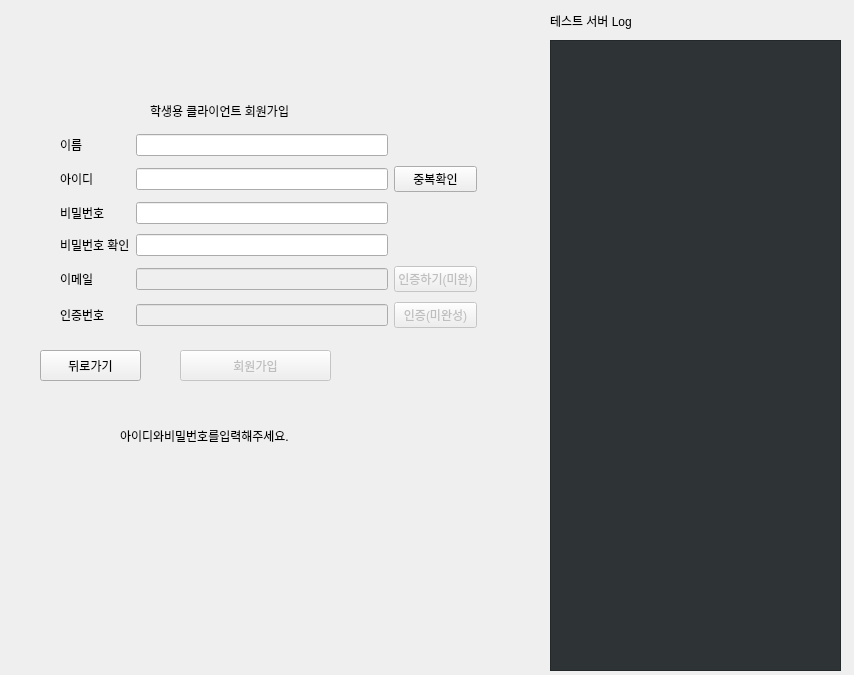
The window that untitled.ui (Eduappproject/education_application) describes before a commit, drawn with Qt 5.
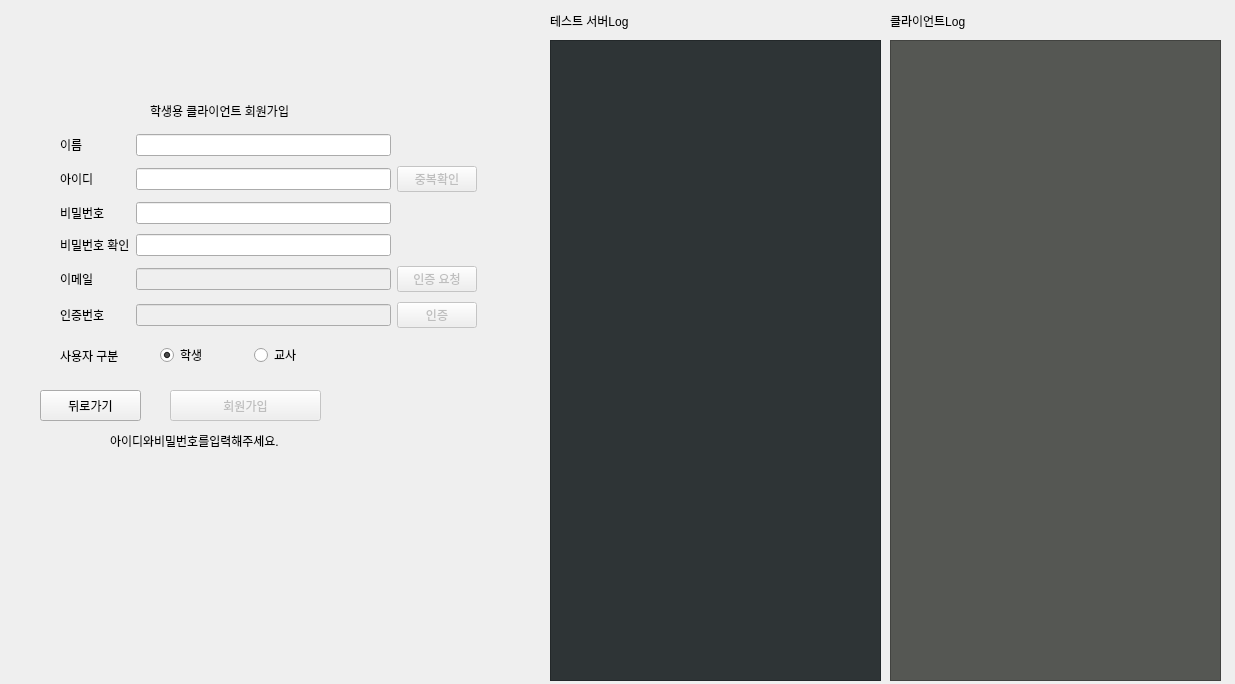
The same window after the commit. The open tabs and pages were chosen to show the change.

Commit message: 회원가입,이메일 인증,회원가입시 서버로 보내는 메시지 구현(일부 누락)

```diff
--- a/untitled.ui
+++ b/untitled.ui
@@ -6,8 +6,8 @@
    <rect>
     <x>0</x>
     <y>0</y>
-    <width>854</width>
-    <height>675</height>
+    <width>1235</width>
+    <height>684</height>
    </rect>
   </property>
   <property name="windowTitle">
@@ -194,7 +194,7 @@
          <bool>false</bool>
         </property>
         <property name="text">
-         <string>인증하기(미완)</string>
+         <string>인증 요청</string>
         </property>
        </widget>
       </item>
@@ -202,7 +202,11 @@
        <widget class="QLineEdit" name="lineEdit_new_pw_check"/>
       </item>
       <item row="1" column="1">
-       <widget class="QLineEdit" name="lineEdit_new_id"/>
+       <widget class="QLineEdit" name="lineEdit_new_id">
+        <property name="enabled">
+         <bool>true</bool>
+        </property>
+       </widget>
       </item>
       <item row="1" column="0">
        <widget class="QLabel" name="label_10">
@@ -245,7 +249,7 @@
          <bool>false</bool>
         </property>
         <property name="text">
-         <string>인증(미완성)</string>
+         <string>인증</string>
         </property>
        </widget>
       </item>
@@ -260,7 +264,10 @@
        <widget class="QLineEdit" name="lineEdit_new_name"/>
       </item>
       <item row="1" column="2">
-       <widget class="QPushButton" name="SignUpPushButton_3">
+       <widget class="QPushButton" name="SignUpCheckButton">
+        <property name="enabled">
+         <bool>false</bool>
+        </property>
         <property name="text">
          <string>중복확인</string>
         </property>
@@ -272,7 +279,7 @@
      <property name="geometry">
       <rect>
        <x>30</x>
-       <y>340</y>
+       <y>380</y>
        <width>101</width>
        <height>31</height>
       </rect>
@@ -284,10 +291,10 @@
     <widget class="QLabel" name="SignUpLabel">
      <property name="geometry">
       <rect>
-       <x>110</x>
-       <y>390</y>
+       <x>100</x>
+       <y>420</y>
        <width>291</width>
-       <height>71</height>
+       <height>21</height>
       </rect>
      </property>
      <property name="text">
@@ -300,8 +307,8 @@
      </property>
      <property name="geometry">
       <rect>
-       <x>170</x>
-       <y>340</y>
+       <x>160</x>
+       <y>380</y>
        <width>151</width>
        <height>31</height>
       </rect>
@@ -310,6 +317,48 @@
       <string>회원가입</string>
      </property>
     </widget>
+    <widget class="QLabel" name="label_18">
+     <property name="geometry">
+      <rect>
+       <x>50</x>
+       <y>330</y>
+       <width>87</width>
+       <height>31</height>
+      </rect>
+     </property>
+     <property name="text">
+      <string>사용자 구분</string>
+     </property>
+    </widget>
+    <widget class="QWidget" name="layoutWidget">
+     <property name="geometry">
+      <rect>
+       <x>150</x>
+       <y>330</y>
+       <width>181</width>
+       <height>31</height>
+      </rect>
+     </property>
+     <layout class="QHBoxLayout" name="horizontalLayout">
+      <item>
+       <widget class="QRadioButton" name="userCheckButton_1">
+        <property name="text">
+         <string>학생</string>
+        </property>
+        <property name="checked">
+         <bool>true</bool>
+        </property>
+       </widget>
+      </item>
+      <item>
+       <widget class="QRadioButton" name="userCheckButton_2">
+        <property name="text">
+         <string>교사</string>
+        </property>
+       </widget>
+      </item>
+     </layout>
+    </widget>
    </widget>
    <widget class="QWidget" name="page_2">
     <widget class="QLabel" name="label_4">
@@ -437,7 +486,7 @@
     </rect>
    </property>
    <property name="text">
-    <string>테스트 서버 Log</string>
+    <string>테스트 서버Log</string>
    </property>
   </widget>
   <widget class="QTextBrowser" name="logTextBrowser">
@@ -445,8 +494,8 @@
     <rect>
      <x>550</x>
      <y>40</y>
-     <width>291</width>
-     <height>631</height>
+     <width>331</width>
+     <height>641</height>
     </rect>
    </property>
    <property name="styleSheet">
@@ -454,6 +503,33 @@
 color: rgb(138, 226, 52);</string>
    </property>
   </widget>
+  <widget class="QTextBrowser" name="logTextBrowser_2">
+   <property name="geometry">
+    <rect>
+     <x>890</x>
+     <y>40</y>
+     <width>331</width>
+     <height>641</height>
+    </rect>
+   </property>
+   <property name="styleSheet">
+    <string notr="true">background-color: rgb(85, 87, 83);
+color: rgb(238, 238, 236);</string>
+   </property>
+  </widget>
+  <widget class="QLabel" name="label_17">
+   <property name="geometry">
+    <rect>
+     <x>890</x>
+     <y>10</y>
+     <width>221</width>
+     <height>21</height>
+    </rect>
+   </property>
+   <property name="text">
+    <string>클라이언트Log</string>
+   </property>
+  </widget>
  </widget>
  <resources/>
  <connections/>
```
Left out of the diff: 40 changed lines with no effect on the pictures. The commit also changes 3 other files.
